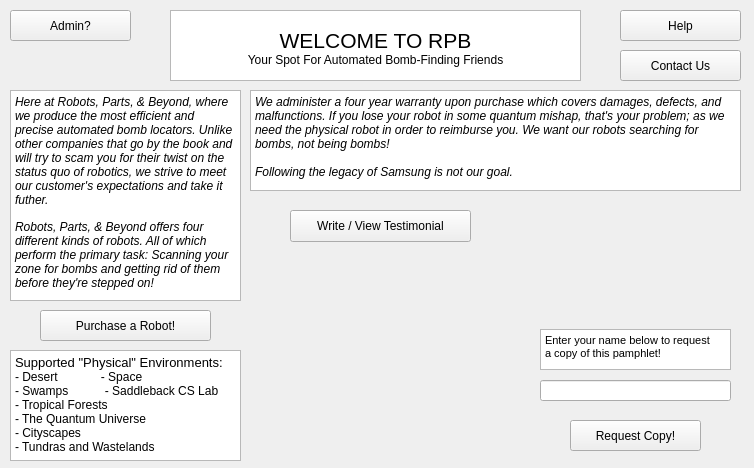
Old version of the form GUI/mainwindow.ui in the repository alanc9016/fragile.
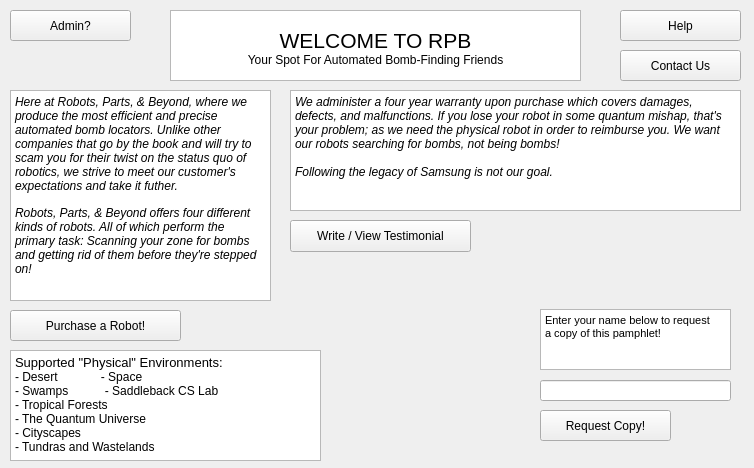
New version of the form.

Commit message: Added overloaded operators and cleaned up gui

The edit to the form file:
```diff
--- a/GUI/mainwindow.ui
+++ b/GUI/mainwindow.ui
@@ -56,7 +56,7 @@
      <widget class="QPushButton" name="purchaseBtn">
       <property name="geometry">
        <rect>
-        <x>40</x>
+        <x>10</x>
         <y>310</y>
         <width>171</width>
         <height>31</height>
@@ -71,7 +71,7 @@
        <rect>
         <x>10</x>
         <y>90</y>
-        <width>231</width>
+        <width>261</width>
         <height>211</height>
        </rect>
       </property>
@@ -79,10 +79,10 @@
        <string>&lt;!DOCTYPE HTML PUBLIC &quot;-//W3C//DTD HTML 4.0//EN&quot; &quot;http://www.w3.org/TR/REC-html40/strict.dtd&quot;&gt;
 &lt;html&gt;&lt;head&gt;&lt;meta name=&quot;qrichtext&quot; content=&quot;1&quot; /&gt;&lt;style type=&quot;text/css&quot;&gt;
 p, li { white-space: pre-wrap; }
-&lt;/style&gt;&lt;/head&gt;&lt;body style=&quot; font-family:'.SF NS Text'; font-size:13pt; font-weight:400; font-style:normal;&quot;&gt;
-&lt;p style=&quot; margin-top:0px; margin-bottom:0px; margin-left:0px; margin-right:0px; -qt-block-indent:0; text-indent:0px;&quot;&gt;&lt;span style=&quot; font-family:'MS Shell Dlg 2'; font-size:9pt; font-style:italic;&quot;&gt;Here at Robots, Parts, &amp;amp; Beyond, where we produce the most efficient and precise automated bomb locators. Unlike other companies that go by the book and will try to scam you for their twist on the status quo of robotics, we strive to meet our customer's expectations and take it futher.&lt;/span&gt;&lt;/p&gt;
+&lt;/style&gt;&lt;/head&gt;&lt;body style=&quot; font-family:'Sans Serif'; font-size:9pt; font-weight:400; font-style:normal;&quot;&gt;
+&lt;p style=&quot; margin-top:0px; margin-bottom:0px; margin-left:0px; margin-right:0px; -qt-block-indent:0; text-indent:0px;&quot;&gt;&lt;span style=&quot; font-family:'MS Shell Dlg 2'; font-style:italic;&quot;&gt;Here at Robots, Parts, &amp;amp; Beyond, where we produce the most efficient and precise automated bomb locators. Unlike other companies that go by the book and will try to scam you for their twist on the status quo of robotics, we strive to meet our customer's expectations and take it futher.&lt;/span&gt;&lt;/p&gt;
 &lt;p style=&quot;-qt-paragraph-type:empty; margin-top:0px; margin-bottom:0px; margin-left:0px; margin-right:0px; -qt-block-indent:0; text-indent:0px; font-family:'MS Shell Dlg 2'; font-size:8.25pt;&quot;&gt;&lt;br /&gt;&lt;/p&gt;
-&lt;p style=&quot; margin-top:0px; margin-bottom:0px; margin-left:0px; margin-right:0px; -qt-block-indent:0; text-indent:0px;&quot;&gt;&lt;span style=&quot; font-family:'MS Shell Dlg 2'; font-size:9pt; font-style:italic;&quot;&gt;Robots, Parts, &amp;amp; Beyond offers four different kinds of robots. All of which perform the primary task: Scanning your zone for bombs and getting rid of them before they're stepped on!&lt;/span&gt;&lt;/p&gt;&lt;/body&gt;&lt;/html&gt;</string>
+&lt;p style=&quot; margin-top:0px; margin-bottom:0px; margin-left:0px; margin-right:0px; -qt-block-indent:0; text-indent:0px;&quot;&gt;&lt;span style=&quot; font-family:'MS Shell Dlg 2'; font-style:italic;&quot;&gt;Robots, Parts, &amp;amp; Beyond offers four different kinds of robots. All of which perform the primary task: Scanning your zone for bombs and getting rid of them before they're stepped on!&lt;/span&gt;&lt;/p&gt;&lt;/body&gt;&lt;/html&gt;</string>
       </property>
      </widget>
      <widget class="QTextEdit" name="textEdit_2">
@@ -107,20 +107,20 @@
      <widget class="QTextEdit" name="textEdit_3">
       <property name="geometry">
        <rect>
-        <x>250</x>
+        <x>290</x>
         <y>90</y>
-        <width>491</width>
-        <height>101</height>
+        <width>451</width>
+        <height>121</height>
        </rect>
       </property>
       <property name="html">
        <string>&lt;!DOCTYPE HTML PUBLIC &quot;-//W3C//DTD HTML 4.0//EN&quot; &quot;http://www.w3.org/TR/REC-html40/strict.dtd&quot;&gt;
 &lt;html&gt;&lt;head&gt;&lt;meta name=&quot;qrichtext&quot; content=&quot;1&quot; /&gt;&lt;style type=&quot;text/css&quot;&gt;
 p, li { white-space: pre-wrap; }
-&lt;/style&gt;&lt;/head&gt;&lt;body style=&quot; font-family:'.SF NS Text'; font-size:13pt; font-weight:400; font-style:normal;&quot;&gt;
-&lt;p style=&quot; margin-top:0px; margin-bottom:0px; margin-left:0px; margin-right:0px; -qt-block-indent:0; text-indent:0px;&quot;&gt;&lt;span style=&quot; font-family:'MS Shell Dlg 2'; font-size:9pt; font-style:italic;&quot;&gt;We administer a four year warranty upon purchase which covers damages, defects, and malfunctions. If you lose your robot in some quantum mishap, that's your problem; as we need the physical robot in order to reimburse you. We want our robots searching for bombs, not being bombs!&lt;/span&gt;&lt;/p&gt;
-&lt;p style=&quot;-qt-paragraph-type:empty; margin-top:0px; margin-bottom:0px; margin-left:0px; margin-right:0px; -qt-block-indent:0; text-indent:0px; font-family:'MS Shell Dlg 2'; font-size:9pt; font-style:italic;&quot;&gt;&lt;br /&gt;&lt;/p&gt;
-&lt;p style=&quot; margin-top:0px; margin-bottom:0px; margin-left:0px; margin-right:0px; -qt-block-indent:0; text-indent:0px;&quot;&gt;&lt;span style=&quot; font-family:'MS Shell Dlg 2'; font-size:9pt; font-style:italic;&quot;&gt;Following the legacy of Samsung is not our goal.&lt;/span&gt;&lt;/p&gt;&lt;/body&gt;&lt;/html&gt;</string>
+&lt;/style&gt;&lt;/head&gt;&lt;body style=&quot; font-family:'Sans Serif'; font-size:9pt; font-weight:400; font-style:normal;&quot;&gt;
+&lt;p style=&quot; margin-top:0px; margin-bottom:0px; margin-left:0px; margin-right:0px; -qt-block-indent:0; text-indent:0px;&quot;&gt;&lt;span style=&quot; font-family:'MS Shell Dlg 2'; font-style:italic;&quot;&gt;We administer a four year warranty upon purchase which covers damages, defects, and malfunctions. If you lose your robot in some quantum mishap, that's your problem; as we need the physical robot in order to reimburse you. We want our robots searching for bombs, not being bombs!&lt;/span&gt;&lt;/p&gt;
+&lt;p style=&quot;-qt-paragraph-type:empty; margin-top:0px; margin-bottom:0px; margin-left:0px; margin-right:0px; -qt-block-indent:0; text-indent:0px; font-family:'MS Shell Dlg 2'; font-style:italic;&quot;&gt;&lt;br /&gt;&lt;/p&gt;
+&lt;p style=&quot; margin-top:0px; margin-bottom:0px; margin-left:0px; margin-right:0px; -qt-block-indent:0; text-indent:0px;&quot;&gt;&lt;span style=&quot; font-family:'MS Shell Dlg 2'; font-style:italic;&quot;&gt;Following the legacy of Samsung is not our goal.&lt;/span&gt;&lt;/p&gt;&lt;/body&gt;&lt;/html&gt;</string>
       </property>
      </widget>
      <widget class="QTextEdit" name="textEdit_4">
@@ -128,7 +128,7 @@
        <rect>
         <x>10</x>
         <y>350</y>
-        <width>231</width>
+        <width>311</width>
         <height>111</height>
        </rect>
       </property>
@@ -136,21 +136,21 @@
        <string>&lt;!DOCTYPE HTML PUBLIC &quot;-//W3C//DTD HTML 4.0//EN&quot; &quot;http://www.w3.org/TR/REC-html40/strict.dtd&quot;&gt;
 &lt;html&gt;&lt;head&gt;&lt;meta name=&quot;qrichtext&quot; content=&quot;1&quot; /&gt;&lt;style type=&quot;text/css&quot;&gt;
 p, li { white-space: pre-wrap; }
-&lt;/style&gt;&lt;/head&gt;&lt;body style=&quot; font-family:'.SF NS Text'; font-size:13pt; font-weight:400; font-style:normal;&quot;&gt;
+&lt;/style&gt;&lt;/head&gt;&lt;body style=&quot; font-family:'Sans Serif'; font-size:9pt; font-weight:400; font-style:normal;&quot;&gt;
 &lt;p style=&quot; margin-top:0px; margin-bottom:0px; margin-left:0px; margin-right:0px; -qt-block-indent:0; text-indent:0px;&quot;&gt;&lt;span style=&quot; font-family:'MS Shell Dlg 2'; font-size:10pt;&quot;&gt;Supported &amp;quot;Physical&amp;quot; Environments:&lt;/span&gt;&lt;/p&gt;
-&lt;p style=&quot; margin-top:0px; margin-bottom:0px; margin-left:0px; margin-right:0px; -qt-block-indent:0; text-indent:0px;&quot;&gt;&lt;span style=&quot; font-family:'MS Shell Dlg 2'; font-size:9pt;&quot;&gt;- Desert             - Space                  &lt;/span&gt;&lt;/p&gt;
-&lt;p style=&quot; margin-top:0px; margin-bottom:0px; margin-left:0px; margin-right:0px; -qt-block-indent:0; text-indent:0px;&quot;&gt;&lt;span style=&quot; font-family:'MS Shell Dlg 2'; font-size:9pt;&quot;&gt;- Swamps           - Saddleback CS Lab&lt;/span&gt;&lt;/p&gt;
-&lt;p style=&quot; margin-top:0px; margin-bottom:0px; margin-left:0px; margin-right:0px; -qt-block-indent:0; text-indent:0px;&quot;&gt;&lt;span style=&quot; font-family:'MS Shell Dlg 2'; font-size:9pt;&quot;&gt;- Tropical Forests &lt;/span&gt;&lt;/p&gt;
-&lt;p style=&quot; margin-top:0px; margin-bottom:0px; margin-left:0px; margin-right:0px; -qt-block-indent:0; text-indent:0px;&quot;&gt;&lt;span style=&quot; font-family:'MS Shell Dlg 2'; font-size:9pt;&quot;&gt;- The Quantum Universe&lt;/span&gt;&lt;/p&gt;
-&lt;p style=&quot; margin-top:0px; margin-bottom:0px; margin-left:0px; margin-right:0px; -qt-block-indent:0; text-indent:0px;&quot;&gt;&lt;span style=&quot; font-family:'MS Shell Dlg 2'; font-size:9pt;&quot;&gt;- Cityscapes          &lt;/span&gt;&lt;/p&gt;
-&lt;p style=&quot; margin-top:0px; margin-bottom:0px; margin-left:0px; margin-right:0px; -qt-block-indent:0; text-indent:0px;&quot;&gt;&lt;span style=&quot; font-family:'MS Shell Dlg 2'; font-size:9pt;&quot;&gt;- Tundras and Wastelands&lt;/span&gt;&lt;/p&gt;&lt;/body&gt;&lt;/html&gt;</string>
+&lt;p style=&quot; margin-top:0px; margin-bottom:0px; margin-left:0px; margin-right:0px; -qt-block-indent:0; text-indent:0px;&quot;&gt;&lt;span style=&quot; font-family:'MS Shell Dlg 2';&quot;&gt;- Desert             - Space                  &lt;/span&gt;&lt;/p&gt;
+&lt;p style=&quot; margin-top:0px; margin-bottom:0px; margin-left:0px; margin-right:0px; -qt-block-indent:0; text-indent:0px;&quot;&gt;&lt;span style=&quot; font-family:'MS Shell Dlg 2';&quot;&gt;- Swamps           - Saddleback CS Lab&lt;/span&gt;&lt;/p&gt;
+&lt;p style=&quot; margin-top:0px; margin-bottom:0px; margin-left:0px; margin-right:0px; -qt-block-indent:0; text-indent:0px;&quot;&gt;&lt;span style=&quot; font-family:'MS Shell Dlg 2';&quot;&gt;- Tropical Forests &lt;/span&gt;&lt;/p&gt;
+&lt;p style=&quot; margin-top:0px; margin-bottom:0px; margin-left:0px; margin-right:0px; -qt-block-indent:0; text-indent:0px;&quot;&gt;&lt;span style=&quot; font-family:'MS Shell Dlg 2';&quot;&gt;- The Quantum Universe&lt;/span&gt;&lt;/p&gt;
+&lt;p style=&quot; margin-top:0px; margin-bottom:0px; margin-left:0px; margin-right:0px; -qt-block-indent:0; text-indent:0px;&quot;&gt;&lt;span style=&quot; font-family:'MS Shell Dlg 2';&quot;&gt;- Cityscapes          &lt;/span&gt;&lt;/p&gt;
+&lt;p style=&quot; margin-top:0px; margin-bottom:0px; margin-left:0px; margin-right:0px; -qt-block-indent:0; text-indent:0px;&quot;&gt;&lt;span style=&quot; font-family:'MS Shell Dlg 2';&quot;&gt;- Tundras and Wastelands&lt;/span&gt;&lt;/p&gt;&lt;/body&gt;&lt;/html&gt;</string>
       </property>
      </widget>
      <widget class="QPushButton" name="testimonialBtn">
       <property name="geometry">
        <rect>
         <x>290</x>
-        <y>210</y>
+        <y>220</y>
         <width>181</width>
         <height>32</height>
        </rect>
@@ -175,8 +175,8 @@
      <widget class="QPushButton" name="requestCopyBtn">
       <property name="geometry">
        <rect>
-        <x>570</x>
-        <y>420</y>
+        <x>540</x>
+        <y>410</y>
         <width>131</width>
         <height>31</height>
        </rect>
@@ -199,16 +199,16 @@
       <property name="geometry">
        <rect>
         <x>540</x>
-        <y>329</y>
+        <y>309</y>
         <width>191</width>
-        <height>41</height>
+        <height>61</height>
        </rect>
       </property>
       <property name="html">
        <string>&lt;!DOCTYPE HTML PUBLIC &quot;-//W3C//DTD HTML 4.0//EN&quot; &quot;http://www.w3.org/TR/REC-html40/strict.dtd&quot;&gt;
 &lt;html&gt;&lt;head&gt;&lt;meta name=&quot;qrichtext&quot; content=&quot;1&quot; /&gt;&lt;style type=&quot;text/css&quot;&gt;
 p, li { white-space: pre-wrap; }
-&lt;/style&gt;&lt;/head&gt;&lt;body style=&quot; font-family:'.SF NS Text'; font-size:13pt; font-weight:400; font-style:normal;&quot;&gt;
+&lt;/style&gt;&lt;/head&gt;&lt;body style=&quot; font-family:'Sans Serif'; font-size:9pt; font-weight:400; font-style:normal;&quot;&gt;
 &lt;p style=&quot; margin-top:0px; margin-bottom:0px; margin-left:0px; margin-right:0px; -qt-block-indent:0; text-indent:0px;&quot;&gt;&lt;span style=&quot; font-family:'MS Shell Dlg 2'; font-size:8.25pt;&quot;&gt;Enter your name below to request &lt;/span&gt;&lt;/p&gt;
 &lt;p style=&quot; margin-top:0px; margin-bottom:0px; margin-left:0px; margin-right:0px; -qt-block-indent:0; text-indent:0px;&quot;&gt;&lt;span style=&quot; font-family:'MS Shell Dlg 2'; font-size:8.25pt;&quot;&gt;a copy of this pamphlet!&lt;/span&gt;&lt;/p&gt;&lt;/body&gt;&lt;/html&gt;</string>
       </property>
```
Left out of the diff: 77 changed lines with no effect on the pictures. The commit also changes 6 other files.
